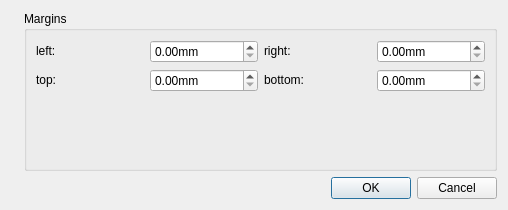
Old version of the form mscore/mscore/boxproperties.ui in the repository musescore/musescore-old.
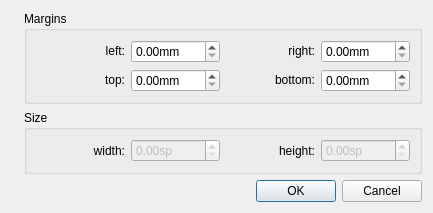
New version of the form. Icons and pictures are not drawn.

```diff
--- a/mscore/mscore/boxproperties.ui
+++ b/mscore/mscore/boxproperties.ui
@@ -9,8 +9,8 @@
    <rect>
     <x>0</x>
     <y>0</y>
-    <width>508</width>
-    <height>210</height>
+    <width>433</width>
+    <height>197</height>
    </rect>
   </property>
   <property name="windowTitle">
@@ -57,6 +57,12 @@
             <property name="text">
              <string>left:</string>
             </property>
+            <property name="alignment">
+             <set>Qt::AlignRight|Qt::AlignTrailing|Qt::AlignVCenter</set>
+            </property>
+            <property name="margin">
+             <number>5</number>
+            </property>
            </widget>
           </item>
           <item row="0" column="4">
@@ -118,6 +124,12 @@
             <property name="text">
              <string>right:</string>
             </property>
+            <property name="alignment">
+             <set>Qt::AlignRight|Qt::AlignTrailing|Qt::AlignVCenter</set>
+            </property>
+            <property name="margin">
+             <number>5</number>
+            </property>
            </widget>
           </item>
           <item row="1" column="1">
@@ -147,6 +159,12 @@
             <property name="text">
              <string>bottom:</string>
             </property>
+            <property name="alignment">
+             <set>Qt::AlignRight|Qt::AlignTrailing|Qt::AlignVCenter</set>
+            </property>
+            <property name="margin">
+             <number>5</number>
+            </property>
            </widget>
           </item>
           <item row="1" column="0">
@@ -160,24 +178,91 @@
             <property name="text">
              <string>top:</string>
             </property>
+            <property name="alignment">
+             <set>Qt::AlignRight|Qt::AlignTrailing|Qt::AlignVCenter</set>
+            </property>
+            <property name="margin">
+             <number>5</number>
+            </property>
            </widget>
           </item>
-          <item row="2" column="1">
-           <spacer name="verticalSpacer">
-            <property name="orientation">
-             <enum>Qt::Vertical</enum>
+         </layout>
+        </widget>
+       </item>
+       <item>
+        <widget class="QGroupBox" name="groupBox_2">
+         <property name="title">
+          <string>Size</string>
+         </property>
+         <layout class="QHBoxLayout" name="horizontalLayout_2">
+          <item>
+           <widget class="QLabel" name="labelWidth">
+            <property name="text">
+             <string>width:</string>
             </property>
-            <property name="sizeHint" stdset="0">
-             <size>
-              <width>20</width>
-              <height>40</height>
-             </size>
+            <property name="alignment">
+             <set>Qt::AlignRight|Qt::AlignTrailing|Qt::AlignVCenter</set>
             </property>
-           </spacer>
+            <property name="margin">
+             <number>5</number>
+            </property>
+           </widget>
           </item>
+          <item>
+           <widget class="QDoubleSpinBox" name="frameWidth">
+            <property name="enabled">
+             <bool>false</bool>
+            </property>
+            <property name="suffix">
+             <string>sp</string>
+            </property>
+            <property name="maximum">
+             <double>999.000000000000000</double>
+            </property>
+           </widget>
+          </item>
+          <item>
+           <widget class="QLabel" name="labelHeight">
+            <property name="text">
+             <string>height:</string>
+            </property>
+            <property name="alignment">
+             <set>Qt::AlignRight|Qt::AlignTrailing|Qt::AlignVCenter</set>
+            </property>
+            <property name="margin">
+             <number>5</number>
+            </property>
+           </widget>
+          </item>
+          <item>
+           <widget class="QDoubleSpinBox" name="frameHeight">
+            <property name="enabled">
+             <bool>false</bool>
+            </property>
+            <property name="suffix">
+             <string>sp</string>
+            </property>
+            <property name="maximum">
+             <double>999.000000000000000</double>
+            </property>
+           </widget>
+          </item>
          </layout>
         </widget>
        </item>
+       <item>
+        <spacer name="verticalSpacer">
+         <property name="orientation">
+          <enum>Qt::Vertical</enum>
+         </property>
+         <property name="sizeHint" stdset="0">
+          <size>
+           <width>20</width>
+           <height>40</height>
+          </size>
+         </property>
+        </spacer>
+       </item>
        <item>
         <widget class="QDialogButtonBox" name="dialogButtonBox">
          <property name="orientation">
```
Left out of the diff: 9 changed lines with no effect on the pictures.
